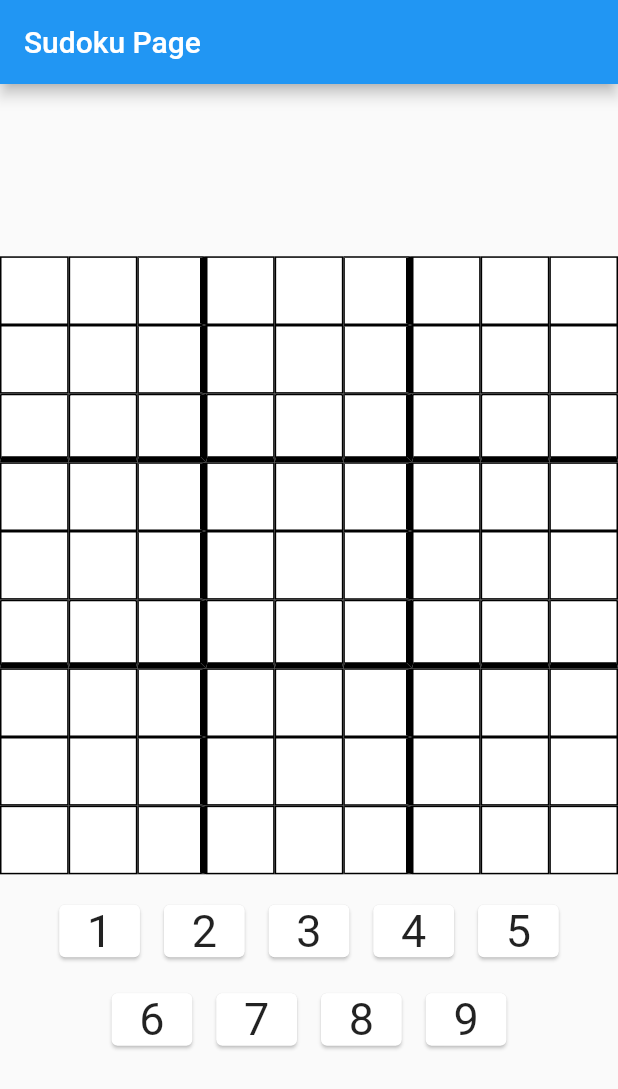
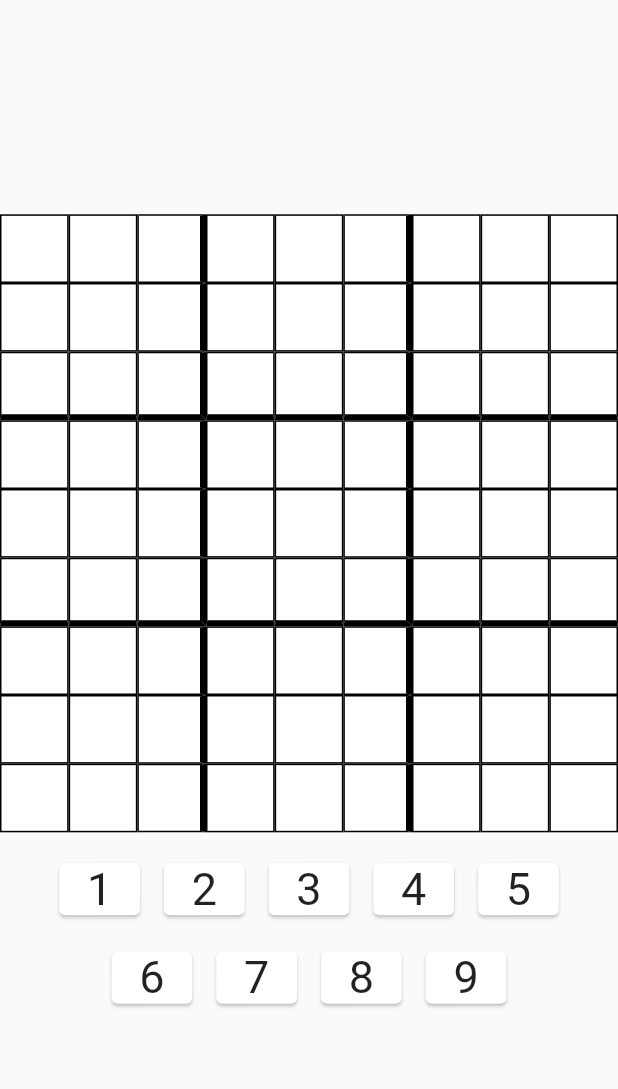
Before and after one commit to samuelobe/Flutter_Sudoku_App, a Flutter app: the screen it shows after launch, on a phone screen of 412 x 824 dp. Shown: the top 1089 px of the screen. Run offline on Flutter 3.47's test engine with Material 2 defaults, Android fonts, the phone set to English and light mode, and no system bars; our stand-ins replace bloc, clay_containers, equatable, flutter_bloc.

Commit message:
Quick commit

```diff
--- a/lib/bloc/on_tap_bloc.dart
+++ b/lib/bloc/on_tap_bloc.dart
@@ -8,8 +8,7 @@ part 'on_tap_state.dart';
 
 class OnTapBloc extends Bloc<OnTapEvent, OnTapState> {
   int currentTappedIndex;
-  @override
-  OnTapState get initialState => OnTapInitial();
+  OnTapBloc() : super(OnTapInitial());
 
   @override
   Stream<OnTapState> mapEventToState(
--- a/lib/main.dart
+++ b/lib/main.dart
@@ -17,14 +17,12 @@ class _MyAppState extends State<MyApp> {
   @override
   Widget build(BuildContext context) {
     return MaterialApp(
-        title: 'Sudoku App',
-        theme: ThemeData(
-          primarySwatch: Colors.blue,
-          visualDensity: VisualDensity.adaptivePlatformDensity,
-        ),
-        home: Scaffold(
-          body: BlocProvider(
-              create: (context) => OnTapBloc(), child: SudokuPage()),
-        ));
+      title: 'Sudoku App',
+      theme: ThemeData(
+        primarySwatch: Colors.blue,
+        visualDensity: VisualDensity.adaptivePlatformDensity,
+      ),
+      home: BlocProvider(create: (context) => OnTapBloc(), child: SudokuPage()),
+    );
   }
 }
--- a/lib/pages/sudoku_page.dart
+++ b/lib/pages/sudoku_page.dart
@@ -13,7 +13,6 @@ class _SudokuPageState extends State<SudokuPage> {
   @override
   Widget build(BuildContext context) {
     return Scaffold(
-        appBar: AppBar(title: Text('Sudoku Page')),
         body: Center(
       child: Column(
         mainAxisAlignment: MainAxisAlignment.center,
--- a/lib/widgets/button.dart
+++ b/lib/widgets/button.dart
@@ -21,7 +21,7 @@ class _ButtonState extends State<Button> {
         bloc.add(ButtonTappedEvent(value: widget.number));
       },
       child: SizedBox(
-        width: MediaQuery.of(context).size.width*0.15,
+        width: MediaQuery.of(context).size.width * 0.15,
         child: Card(
           child: Center(
             child: Text(
--- a/lib/widgets/grid.dart
+++ b/lib/widgets/grid.dart
@@ -22,7 +22,6 @@ class _GridState extends State<Grid> {
         index: i,
         xPos: xPos,
         yPos: yPos,
-        selected: i == selectedIndex,
       ));
     }
     return widgetList;
--- a/lib/widgets/tile.dart
+++ b/lib/widgets/tile.dart
@@ -6,15 +6,16 @@ class Tile extends StatefulWidget {
   final int index;
   final int xPos;
   final int yPos;
-  final bool selected;
 
-  Tile({this.index, this.xPos, this.yPos, this.selected});
+  Tile({this.index, this.xPos, this.yPos});
   @override
   _TileState createState() => _TileState();
 }
 
 class _TileState extends State<Tile> {
   String text = "";
+  bool selected = false;
+  int numTapped = 0;
 
   Border _getBorder() {
     var firstColRange = [2, 11, 20, 29, 38, 47, 56, 65, 74];
@@ -41,10 +42,14 @@ class _TileState extends State<Tile> {
   @override
   Widget build(BuildContext context) {
     var bloc = context.bloc<OnTapBloc>();
+
     return BlocBuilder<OnTapBloc, OnTapState>(
       builder: (context, state) {
-        if (widget.selected) {
-          if (state is TappedState) {
+        if (state is TappedState) {
+          if (state.index != widget.index) {
+            selected = false;
+          }
+          if (selected) {
             if (state.value != "") {
               text = state.value;
             }
@@ -54,6 +59,9 @@ class _TileState extends State<Tile> {
         return InkWell(
           highlightColor: Colors.blue,
           onTap: () {
+            numTapped++;
+            selected = true;
+
             bloc.add(TileTappedEvent(
               xPos: widget.xPos,
               yPos: widget.yPos,
@@ -69,7 +77,7 @@ class _TileState extends State<Tile> {
                   )),
                   decoration: BoxDecoration(
                     border: _getBorder(),
-                    color: widget.selected == true ? Colors.blue : Colors.white,
+                    color: selected == true ? Colors.blue : Colors.white,
                   ))),
         );
       },
```
Also changed, not shown: lib/pages/main_page.dart (added, +48 -0 lines), pubspec.yaml (+4 -27 lines), lib/widgets/second_row_buttons.dart (indentation only), pubspec.lock, 1 other file. Lines whose indentation alone changed are shown as unchanged.
